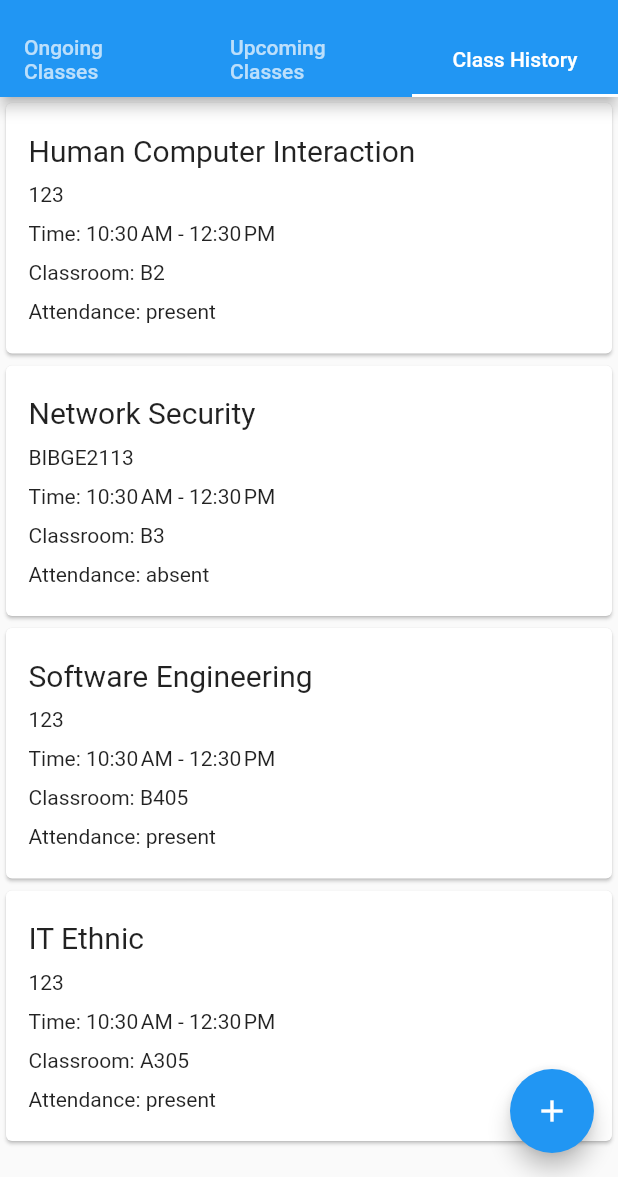
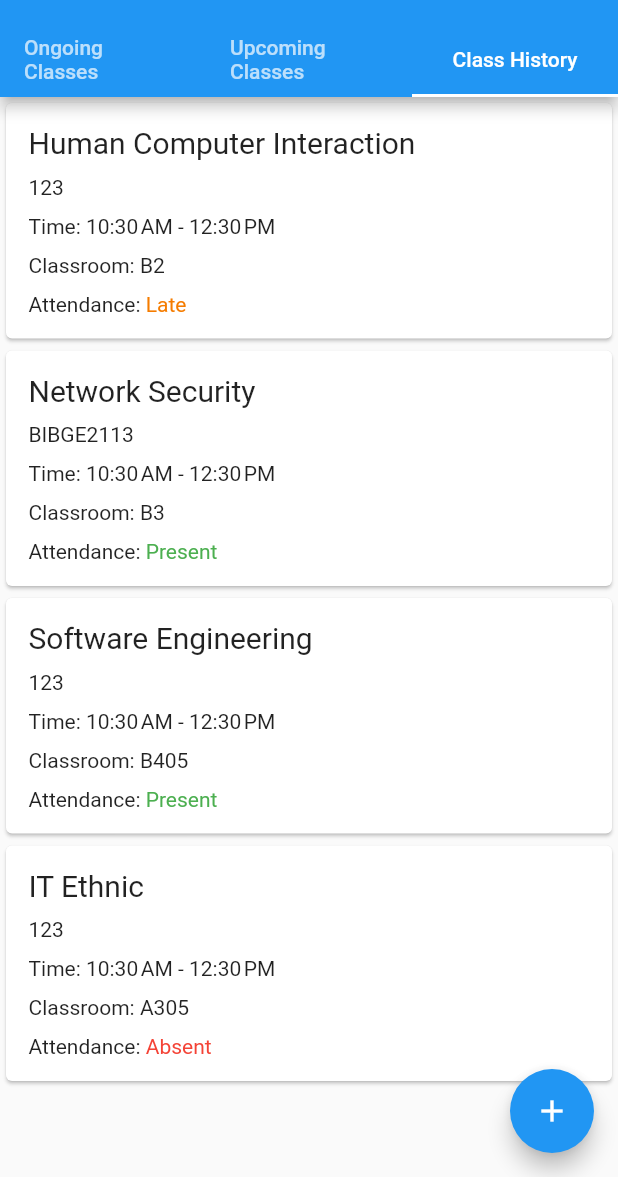
Before and after one commit to Elysu/Student-Attendance-System-With-WiFi-Detection, a Flutter app: the screen it shows after launch, tab 3 chosen, on a phone screen of 412 x 824 dp, the part 59-1236 px from its top. Run offline on Flutter 3.47's test engine with Material 2 defaults, Android fonts, the phone set to English and light mode, and no system bars.

Commit message:
extracted the widgets on class_listview.dart and added colors to represent attendance status. Attendance status changed to int

```diff
--- a/lib/class_data_models/class_data_list.dart
+++ b/lib/class_data_models/class_data_list.dart
@@ -9,6 +9,6 @@ class ClassDataList {
 }
 
 class ClassHistory extends ClassDataList {
-  final bool attendance;
+  final int attendance; // 0 = absent, 1 = present, 2 = late
   ClassHistory(String courseName, String courseCode, String classroom, DateTime startDate, DateTime endDate, this.attendance) : super(courseName, courseCode, classroom, startDate, endDate);
 }
--- a/lib/class_listview.dart
+++ b/lib/class_listview.dart
@@ -3,6 +3,19 @@ import 'package:intl/intl.dart';
 
 Widget buildClassList(BuildContext context, int index, List classList) {
   final classes = classList[index];
+  return ClassList_ListView(classes: classes);
+}
+
+class ClassList_ListView extends StatelessWidget {
+  const ClassList_ListView({
+    Key? key,
+    required this.classes,
+  }) : super(key: key);
+
+  final classes;
+
+  @override
+  Widget build(BuildContext context) {
     return Card(
         child: Padding(
           padding: const EdgeInsets.all(15.0),
@@ -45,11 +58,26 @@ Widget buildClassList(BuildContext context, int index, List classList) {
         )
     );
   }
+}
+
 Widget buildClassHistory(BuildContext context, int index, List classList) {
   final classes = classList[index];
+  return ClassHistory_ListView(classes: classes);
+}
+
+class ClassHistory_ListView extends StatelessWidget {
+  const ClassHistory_ListView({
+    Key? key,
+    required this.classes,
+  }) : super(key: key);
+
+  final classes;
+
+  @override
+  Widget build(BuildContext context) {
     return Card(
         child: Padding(
-        padding: const EdgeInsets.all(15.0),
+          padding: const EdgeInsets.symmetric(vertical: 10.0, horizontal: 15.0),
           child: Column(
             children: <Widget>[
               Padding(
@@ -88,7 +116,13 @@ Widget buildClassHistory(BuildContext context, int index, List classList) {
                 padding: const EdgeInsets.only(top: 5.0, bottom: 5.0),
                 child: Row(
                   children: <Widget>[
-                  Text("Attendance: ${classes.attendance ? 'present' : 'absent'}"),
+                    const Text("Attendance: "),
+                    Text(
+                      classes.attendance == 1 ? 'Present' : classes.attendance == 2 ? 'Late' : 'Absent',
+                      style: TextStyle(
+                        color: classes.attendance == 1 ? Colors.green : classes.attendance == 2 ? Colors.orange[700] : Colors.red
+                      ),
+                    ),
                   ],
                 ),
               ),
@@ -97,3 +131,4 @@ Widget buildClassHistory(BuildContext context, int index, List classList) {
         )
     );
   }
+}
--- a/lib/class_tabs/class_history_view.dart
+++ b/lib/class_tabs/class_history_view.dart
@@ -11,10 +11,10 @@ class ClassHistoryView extends StatefulWidget {
 
 class _ClassHistoryViewState extends State<ClassHistoryView> {
   final List<ClassDataList> classList = [
-    ClassHistory("Human Computer Interaction", "123", "B2", DateTime.now(), DateTime.now().add(const Duration(hours: 2)), true),
-    ClassHistory("Network Security", "BIBGE2113", "B3", DateTime.now(), DateTime.now().add(const Duration(hours: 2)), false),
-    ClassHistory("Software Engineering", "123", "B405", DateTime.now(), DateTime.now().add(const Duration(hours: 2)), true),
-    ClassHistory("IT Ethnic", "123", "A305", DateTime.now(), DateTime.now().add(const Duration(hours: 2)), true)
+    ClassHistory("Human Computer Interaction", "123", "B2", DateTime.now(), DateTime.now().add(const Duration(hours: 2)), 2),
+    ClassHistory("Network Security", "BIBGE2113", "B3", DateTime.now(), DateTime.now().add(const Duration(hours: 2)), 1),
+    ClassHistory("Software Engineering", "123", "B405", DateTime.now(), DateTime.now().add(const Duration(hours: 2)), 1),
+    ClassHistory("IT Ethnic", "123", "A305", DateTime.now(), DateTime.now().add(const Duration(hours: 2)), 0)
   ];
 
   @override
```
Lines whose indentation alone changed are shown as unchanged.
